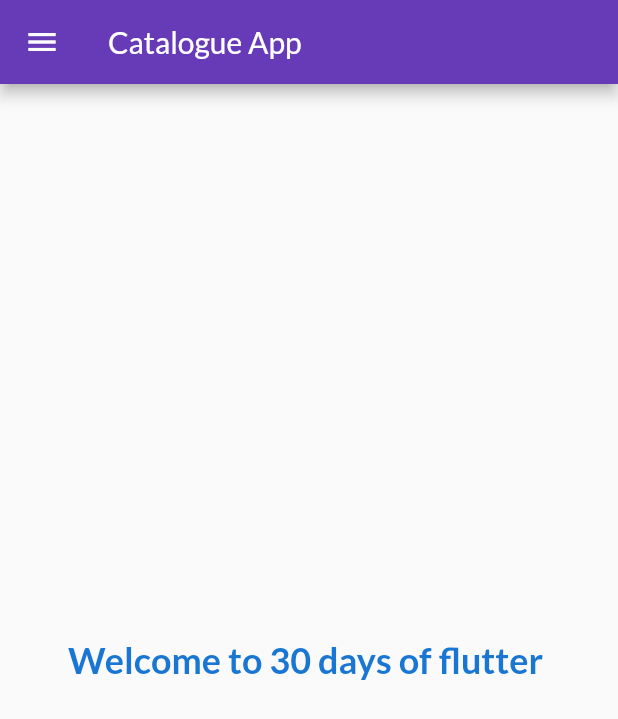
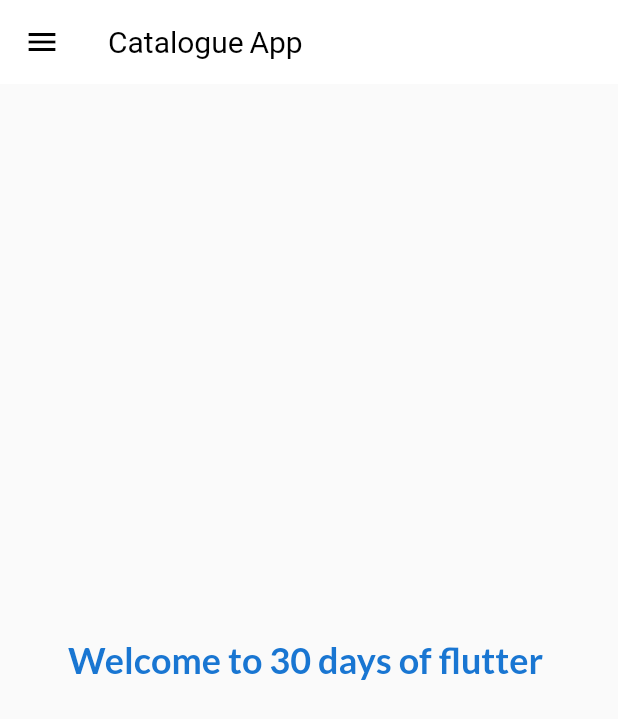
Before and after one commit to PatelPruthvi/30DaysOfFlutter, a Flutter app: the screen it shows after launch, on a phone screen of 412 x 824 dp. Shown: the top 719 px of the screen. Run offline on Flutter 3.47's test engine with Material 2 defaults, Android fonts, the phone set to English and light mode, and no system bars; our stand-ins replace google_fonts.

Commit message:
themes extracted

```diff
--- a/lib/main.dart
+++ b/lib/main.dart
@@ -3,6 +3,7 @@
 import 'package:codepur/pages/home_page.dart';
 import 'package:codepur/pages/login_page.dart';
 import 'package:codepur/utils/routes.dart';
+import 'package:codepur/widgets/themes.dart';
 import 'package:flutter/material.dart';
 import 'package:google_fonts/google_fonts.dart';
 
@@ -18,10 +19,7 @@ class MyApp extends StatelessWidget {
     return MaterialApp(
       debugShowCheckedModeBanner: false,
       initialRoute: MyRoutes.loginRoute,
-      theme: ThemeData(
-        primarySwatch: Colors.deepPurple,
-        fontFamily: GoogleFonts.lato().fontFamily,
-      ),
+      theme: MyTheme.themeData,
       routes: {
         MyRoutes.loginRoute: (context) => Login(),
         MyRoutes.HomeRoute: (context) => HomePage(),
--- a/lib/pages/login_page.dart
+++ b/lib/pages/login_page.dart
@@ -16,7 +16,9 @@ class _LoginState extends State<Login> {
     return Scaffold(
       drawer: MyDrawer(),
       appBar: AppBar(
-        title: Text('Catalogue App'),
+        title: Text(
+          'Catalogue App',
+        ),
       ),
       body: Center(
           child: Text(
--- /dev/null
+++ b/lib/widgets/themes.dart
@@ -0,0 +1,19 @@
+// ignore_for_file: prefer_const_constructors
+
+import 'package:flutter/material.dart';
+import 'package:google_fonts/google_fonts.dart';
+
+class MyTheme {
+  static ThemeData get themeData => ThemeData(
+        appBarTheme: AppBarTheme(
+            backgroundColor: Colors.white,
+            iconTheme: IconThemeData(color: Colors.black),
+            elevation: 0.0,
+            titleTextStyle: TextStyle(
+              color: Colors.black,
+              fontSize: 20,
+            )),
+        primarySwatch: Colors.deepPurple,
+        fontFamily: GoogleFonts.lato().fontFamily,
+      );
+}
```
